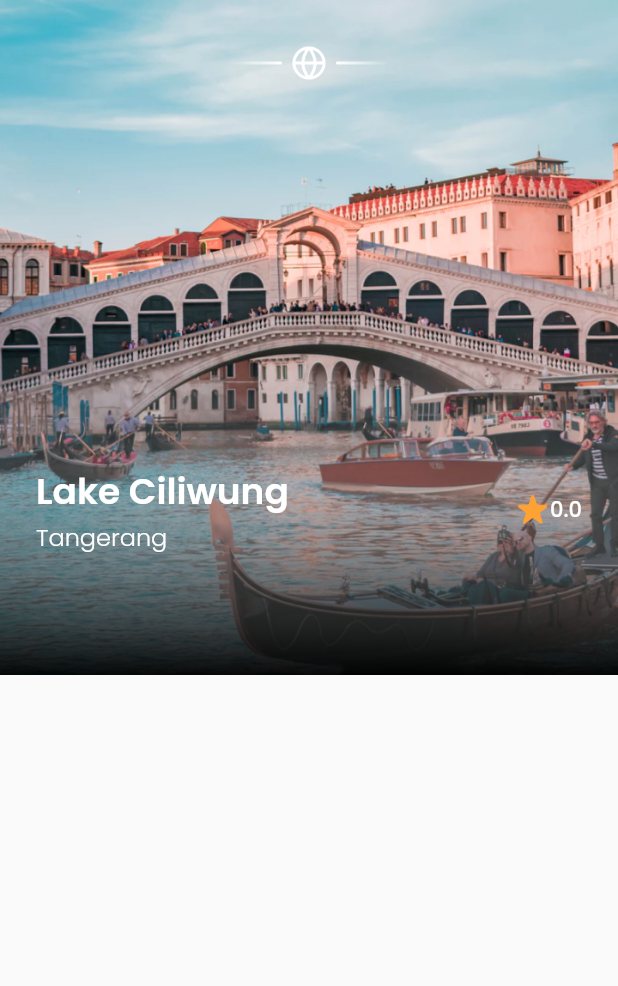
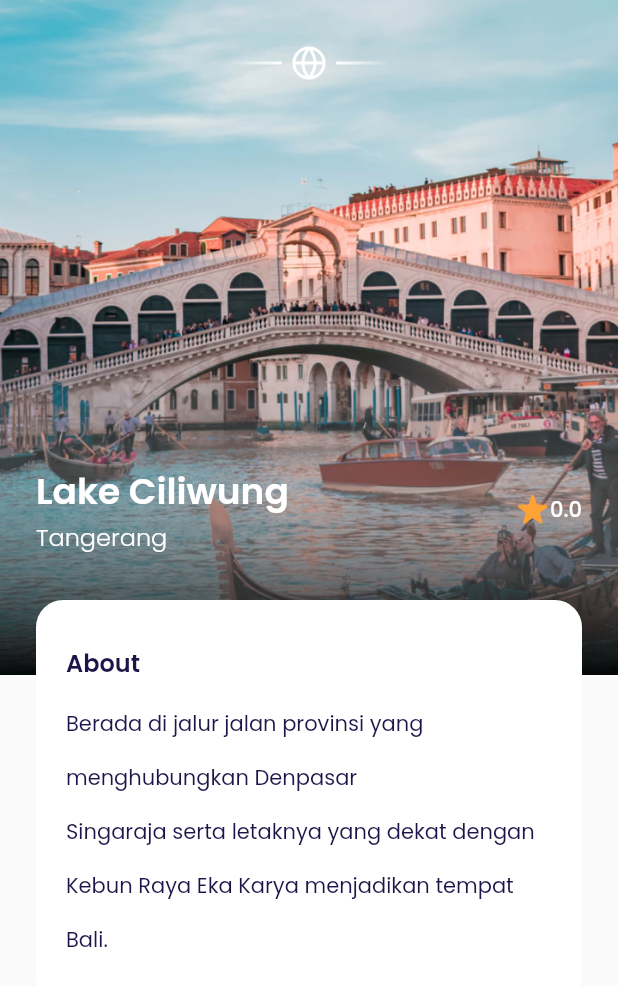
Before and after one commit to HerdisAdimarta/airplane, a Flutter app: the DetailPage screen opened directly, on a phone screen of 412 x 824 dp. Shown: the top 986 px of the screen. Run offline on Flutter 3.47's test engine with Material 2 defaults, Android fonts, the phone set to English and light mode, and no system bars; our stand-ins replace google_fonts.

Commit message:
Slicing home (about)

```diff
--- a/lib/ui/pages/detail_page.dart
+++ b/lib/ui/pages/detail_page.dart
@@ -116,7 +116,38 @@ class DetailPage extends StatelessWidget {
                   ),
                 ],
               ),
-            )
+            ),
+            Container(
+              width: double.infinity,
+              margin: EdgeInsets.only(top: 30),
+              padding: EdgeInsets.symmetric(
+                horizontal: 20,
+                vertical: 30,
+              ),
+              decoration: BoxDecoration(
+                color: kWhiteColor,
+                borderRadius: BorderRadius.circular(18),
+              ),
+              child: Column(
+                crossAxisAlignment: CrossAxisAlignment.start,
+                children: [
+                  Text(
+                    'About',
+                    style: blackTextStyle.copyWith(
+                      fontSize: 16,
+                      fontWeight: semiBold,
+                    ),
+                  ),
+                  SizedBox(height: 6,),
+                  Text(
+                    'Berada di jalur jalan provinsi yang menghubungkan Denpasar\nSingaraja serta letaknya yang dekat dengan Kebun Raya Eka Karya menjadikan tempat Bali.',
+                    style: blackTextStyle.copyWith(
+                      height: 2.6,
+                    ),
+                  ),
+                ],
+              ),
+            ),
           ],
         ),
       );
```
